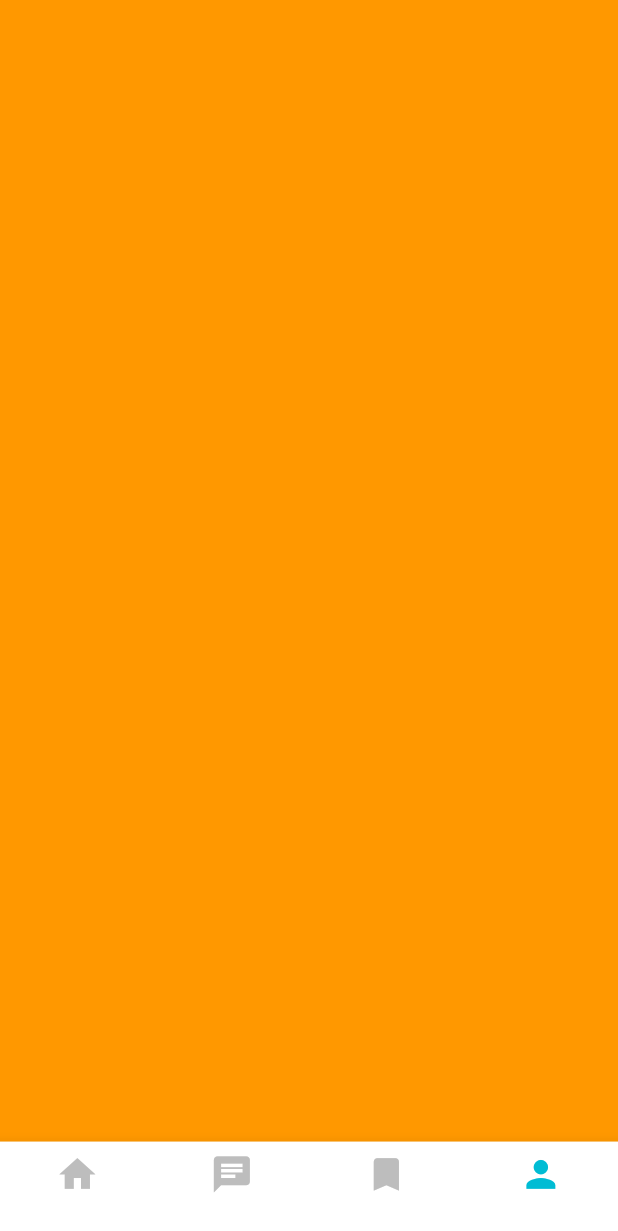
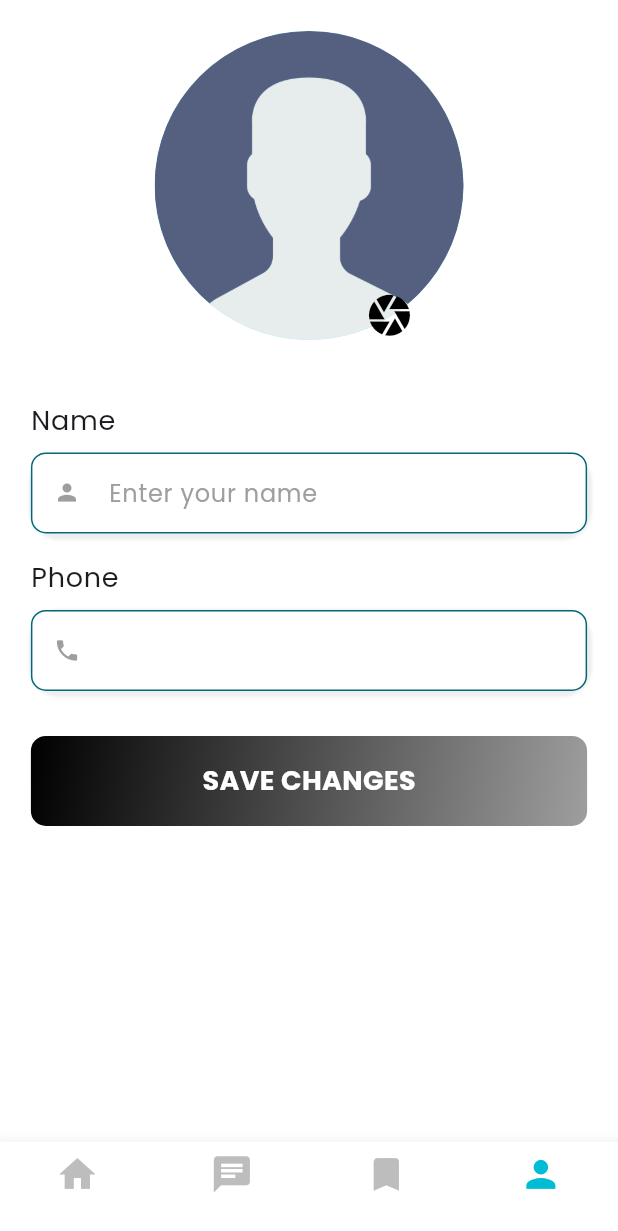
Before and after one commit to Ankush-Paul-02/Finders-United, a Flutter app: the Home screen opened directly, item 4 of the bottom bar chosen, on a phone screen of 412 x 824 dp. Shown: the top 1231 px of the screen. Run offline on Flutter 3.47's test engine with Material 3 defaults, Android fonts, the phone set to English and light mode, and no system bars; drawn by our look-alikes of velocity_x; our stand-ins replace cloud_firestore, firebase_auth, firebase_core, firebase_storage, google_fonts, image_picker and 3 more; accounts and stored records are empty; network calls fail.

Commit message:
profile update functionalities committed

```diff
--- /dev/null
+++ b/lib/core/common/black_gradient_button.dart
@@ -0,0 +1,36 @@
+import 'package:flutter/material.dart';
+import 'package:velocity_x/velocity_x.dart';
+
+class BlackGradientButton extends StatefulWidget {
+  final String buttonName;
+
+  const BlackGradientButton({
+    super.key,
+    required this.buttonName,
+  });
+
+  @override
+  State<BlackGradientButton> createState() => _BlackGradientButtonState();
+}
+
+class _BlackGradientButtonState extends State<BlackGradientButton> {
+  @override
+  Widget build(BuildContext context) {
+    return Container(
+      height: 60,
+      width: double.infinity,
+      decoration: BoxDecoration(
+        borderRadius: BorderRadius.circular(10),
+        gradient: const LinearGradient(
+          begin: Alignment.topLeft,
+          end: Alignment.bottomRight,
+          colors: [
+            Colors.black,
+            Colors.grey,
+          ],
+        ),
+      ),
+      child: widget.buttonName.text.white.bold.size(18).makeCentered(),
+    );
+  }
+}
--- /dev/null
+++ b/lib/core/constants/app_constants.dart
@@ -0,0 +1,3 @@
+class AppConstants {
+  static String profileImage = 'assets/icons/profile.png';
+}
--- a/lib/feature/home/screens/home.dart
+++ b/lib/feature/home/screens/home.dart
@@ -3,6 +3,7 @@ import 'package:provider/provider.dart';
 import 'package:sizer/sizer.dart';
 
 import '../../chat/screens/chat_screen.dart';
+import '../../profile/screens/profile_screen.dart';
 import '../provider/bottom_nav_bar_provider.dart';
 import 'home_screen.dart';
 
@@ -18,7 +19,7 @@ class _HomeState extends State<Home> {
     const HomeScreen(),
     const ChatScreen(),
     Container(color: Colors.pink),
-    Container(color: Colors.orange),
+    const ProfileScreen(),
   ];
 
   @override
--- /dev/null
+++ b/lib/feature/profile/screens/profile_screen.dart
@@ -0,0 +1,154 @@
+import 'dart:io';
+
+import 'package:flutter/material.dart';
+import 'package:image_picker/image_picker.dart';
+import 'package:provider/provider.dart';
+import 'package:sizer/sizer.dart';
+import 'package:velocity_x/velocity_x.dart';
+
+import '../../../core/common/black_gradient_button.dart';
+import '../../../core/constants/app_constants.dart';
+import '../../../core/utils/show_snack_bar.dart';
+import '../../auth/models/user_model.dart';
+import '../../auth/providers/auth_provider.dart';
+import '../widgets/profile_text_field.dart';
+
+class ProfileScreen extends StatefulWidget {
+  const ProfileScreen({super.key});
+
+  @override
+  State<ProfileScreen> createState() => _ProfileScreenState();
+}
+
+class _ProfileScreenState extends State<ProfileScreen> {
+  final _nameController = TextEditingController();
+  File? _image;
+  final picker = ImagePicker();
+
+  Future getImageFromGallery() async {
+    final pickedImage = await picker.pickImage(
+      source: ImageSource.gallery,
+      imageQuality: 80,
+    );
+    if (pickedImage != null) {
+      setState(() => _image = File(pickedImage.path));
+    } else {
+      showSnackBar(context, 'Image is not selected!');
+    }
+  }
+
+  @override
+  void dispose() {
+    super.dispose();
+    _nameController.dispose();
+  }
+
+  @override
+  Widget build(BuildContext context) {
+    return SingleChildScrollView(
+      child: Consumer<AuthProvider>(
+        builder: (context, authProvider, child) {
+          return FutureBuilder(
+            future: authProvider.getUserData(authProvider.user.uid),
+            builder: (context, snapshot) {
+              if (snapshot.connectionState == ConnectionState.waiting) {
+                return Container();
+              } else if (snapshot.hasError) {
+                return 'Error'.text.makeCentered();
+              } else {
+                final user = snapshot.data;
+                if (user == null) {
+                  return 'No user found'.text.bold.size(22).makeCentered();
+                }
+                return authProvider.isLoading
+                    ? const Center(
+                        child: CircularProgressIndicator(
+                          color: Colors.cyan,
+                        ),
+                      )
+                    : Column(
+                        crossAxisAlignment: CrossAxisAlignment.start,
+                        children: [
+                          Center(
+                            child: Stack(
+                              children: [
+                                GestureDetector(
+                                  onTap: () {
+                                    getImageFromGallery();
+                                  },
+                                  child: CircleAvatar(
+                                    radius: 25.w,
+                                    backgroundImage: _image != null
+                                        ? FileImage(_image!)
+                                            as ImageProvider // Display gallery image if available
+                                        : user.imageUrl != ""
+                                            ? NetworkImage(user.imageUrl)
+                                                as ImageProvider // Display Firebase image if available
+                                            : AssetImage(
+                                                AppConstants.profileImage,
+                                              ), // Fallback to local asset image
+                                  ),
+                                ),
+                                Positioned(
+                                  bottom: 0,
+                                  left: 34.w,
+                                  child: Icon(
+                                    Icons.camera,
+                                    color: Colors.black,
+                                    size: 8.w,
+                                  ),
+                                ),
+                              ],
+                            ),
+                          ),
+                          40.heightBox,
+                          'Name'.text.size(18).bodyText1(context).make(),
+                          8.heightBox,
+                          ProfileTextField(
+                            isReadOnly: false,
+                            hintText:
+                                user.name == "" ? 'Enter your name' : user.name,
+                            icon: Icons.person,
+                            textInputType: TextInputType.name,
+                            textEditingController: _nameController,
+                          ),
+                          16.heightBox,
+                          'Phone'.text.size(18).bodyText1(context).make(),
+                          8.heightBox,
+                          ProfileTextField(
+                            isReadOnly: true,
+                            hintText: user.phone,
+                            icon: Icons.phone,
+                          ),
+                          30.heightBox,
+                          GestureDetector(
+                            onTap: () {
+                              authProvider.updateUser(
+                                UserModel(
+                                  id: authProvider.user.uid,
+                                  name: _nameController.text.trim() == ""
+                                      ? user.name
+                                      : _nameController.text.trim(),
+                                  phone: user.phone,
+                                  imageUrl: _image != null
+                                      ? _image!.path
+                                      : user.imageUrl,
+                                ),
+                                context,
+                                _image,
+                              );
+                            },
+                            child: const BlackGradientButton(
+                              buttonName: 'SAVE CHANGES',
+                            ),
+                          ),
+                        ],
+                      ).pSymmetric(h: 5.w, v: 5.w);
+              }
+            },
+          );
+        },
+      ),
+    );
+  }
+}
--- /dev/null
+++ b/lib/feature/profile/widgets/profile_text_field.dart
@@ -0,0 +1,61 @@
+import 'package:flutter/material.dart';
+import 'package:velocity_x/velocity_x.dart';
+
+class ProfileTextField extends StatefulWidget {
+  final bool isReadOnly;
+  final String hintText;
+  final IconData icon;
+  final TextInputType? textInputType;
+  final TextEditingController? textEditingController;
+
+  const ProfileTextField({
+    super.key,
+    required this.isReadOnly,
+    required this.hintText,
+    required this.icon,
+    this.textInputType,
+    this.textEditingController,
+  });
+
+  @override
+  State<ProfileTextField> createState() => _ProfileTextFieldState();
+}
+
+class _ProfileTextFieldState extends State<ProfileTextField> {
+  @override
+  Widget build(BuildContext context) {
+    return Container(
+      decoration: BoxDecoration(
+        borderRadius: BorderRadius.circular(20),
+        color: Colors.white,
+        boxShadow: [
+          BoxShadow(
+            color: Colors.grey.shade200,
+            offset: const Offset(1, 2),
+            spreadRadius: 2,
+            blurRadius: 1,
+          ),
+        ],
+      ),
+      child: VxTextField(
+        borderRadius: 10,
+        controller: widget.textEditingController,
+        fillColor: Colors.white,
+        contentPaddingLeft: 10,
+        clear: false,
+        readOnly: widget.isReadOnly,
+        prefixIcon: Icon(
+          widget.icon,
+          color: Colors.grey,
+        ),
+        height: 60,
+        hint: widget.hintText,
+        borderType: VxTextFieldBorderType.roundLine,
+        hintStyle: TextStyle(
+          color: Colors.grey.shade500,
+        ),
+        keyboardType: widget.textInputType,
+      ),
+    );
+  }
+}
--- a/pubspec.yaml
+++ b/pubspec.yaml
@@ -44,6 +44,9 @@ dependencies:
   firebase_core: ^2.30.1
   firebase_auth: ^4.19.4
   cloud_firestore: ^4.17.2
+  firebase_storage: ^11.7.4
+  image_picker: ^1.1.0
+  permission_handler: ^11.3.1
 
 dev_dependencies:
   flutter_test:
```
Also changed, not shown: lib/core/utils/image_picker_util.dart (added, +23 -0 lines), lib/core/utils/show_snack_bar.dart (added, +15 -0 lines), lib/feature/auth/providers/auth_provider.dart (+74 -0 lines), lib/feature/auth/screens/login_screen.dart (+4 -17 lines), lib/feature/home/screens/home_screen.dart (+20 -3 lines), lib/feature/home/widgets/home_header.dart (+13 -5 lines), assets/icons/profile.png (added), pubspec.lock, 2 other files.
